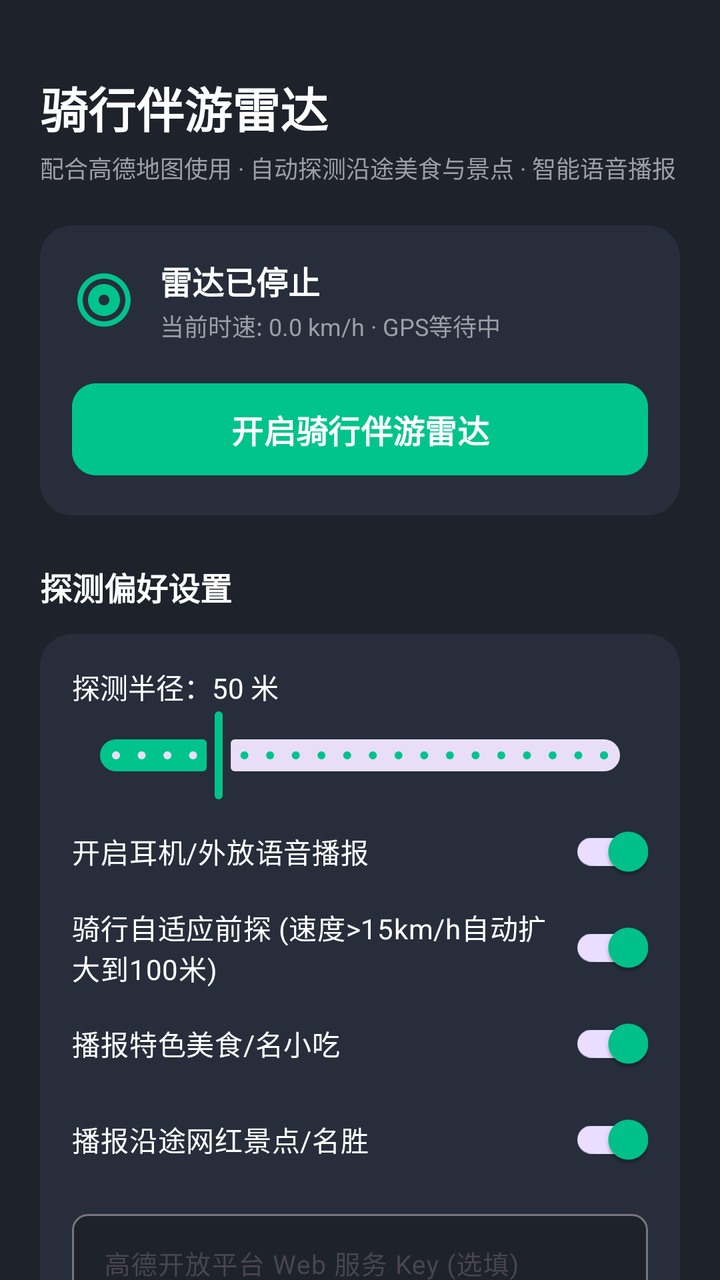
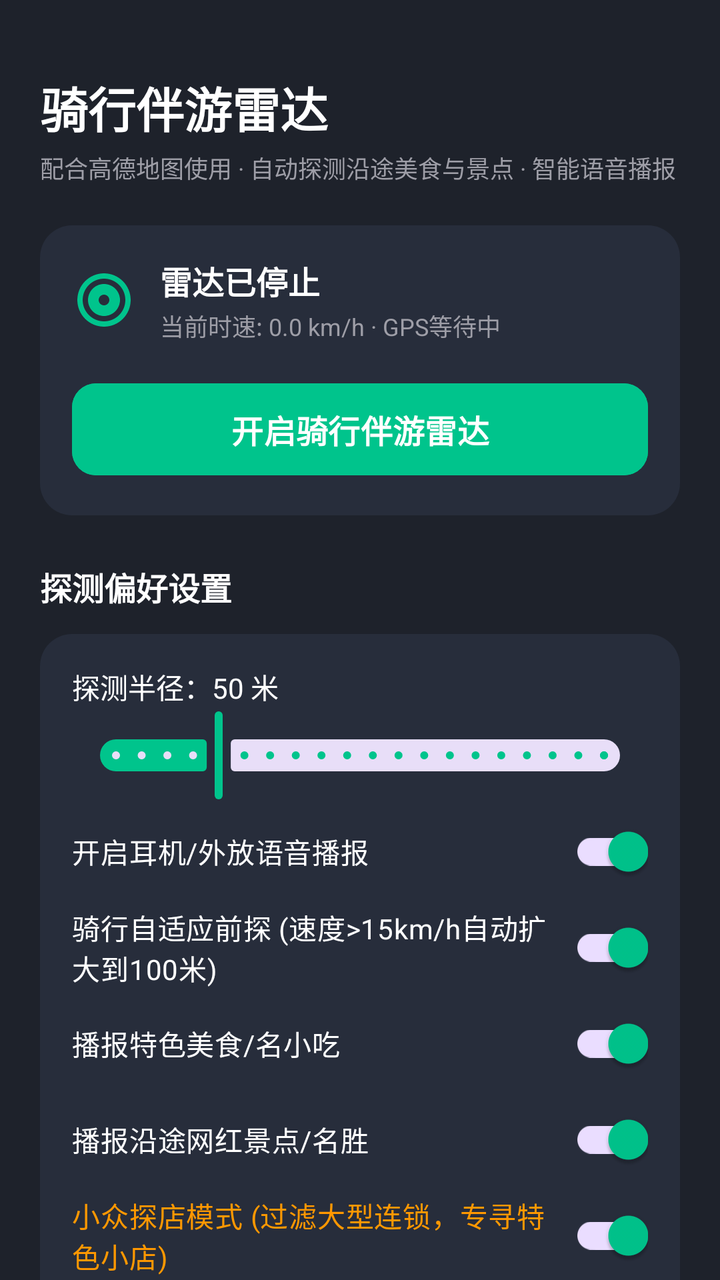

Screens rendered from an Android XML layout before and after an edit, with the pre-edit source and the edit as a unified diff.
<!-- AndroidManifest.xml: activity theme Theme.RideRadar -->
<!-- res/layout/activity_main.xml -->
<?xml version="1.0" encoding="utf-8"?>
<androidx.coordinatorlayout.widget.CoordinatorLayout xmlns:android="http://schemas.android.com/apk/res/android"
    xmlns:app="http://schemas.android.com/apk/res-auto"
    android:layout_width="match_parent"
    android:layout_height="match_parent"
    android:background="@color/surface_dark">

    <androidx.core.widget.NestedScrollView
        android:layout_width="match_parent"
        android:layout_height="match_parent"
        android:fillViewport="true">

        <LinearLayout
            android:layout_width="match_parent"
            android:layout_height="wrap_content"
            android:orientation="vertical"
            android:padding="20dp">

            
            <TextView
                android:layout_width="wrap_content"
                android:layout_height="wrap_content"
                android:layout_marginTop="16dp"
                android:text="骑行伴游雷达"
                android:textColor="@color/text_main"
                android:textSize="24sp"
                android:textStyle="bold" />

            <TextView
                android:layout_width="wrap_content"
                android:layout_height="wrap_content"
                android:layout_marginTop="4dp"
                android:text="配合高德地图使用 · 自动探测沿途美食与景点 · 智能语音播报"
                android:textColor="@color/text_sub"
                android:textSize="12sp" />

            
            <LinearLayout
                android:layout_width="match_parent"
                android:layout_height="wrap_content"
                android:layout_marginTop="20dp"
                android:background="@drawable/bg_rounded_card"
                android:orientation="vertical"
                android:padding="16dp">

                <LinearLayout
                    android:layout_width="match_parent"
                    android:layout_height="wrap_content"
                    android:gravity="center_vertical"
                    android:orientation="horizontal">

                    <ImageView
                        android:id="@+id/img_status_icon"
                        android:layout_width="32dp"
                        android:layout_height="32dp"
                        android:src="@drawable/ic_radar" />

                    <LinearLayout
                        android:layout_width="0dp"
                        android:layout_height="wrap_content"
                        android:layout_marginStart="12dp"
                        android:layout_weight="1"
                        android:orientation="vertical">

                        <TextView
                            android:id="@+id/tv_radar_status"
                            android:layout_width="wrap_content"
                            android:layout_height="wrap_content"
                            android:text="@string/radar_status_stopped"
                            android:textColor="@color/text_main"
                            android:textSize="16sp"
                            android:textStyle="bold" />

                        <TextView
                            android:id="@+id/tv_location_debug"
                            android:layout_width="wrap_content"
                            android:layout_height="wrap_content"
                            android:layout_marginTop="2dp"
                            android:text="当前时速: 0.0 km/h · GPS等待中"
                            android:textColor="@color/text_sub"
                            android:textSize="12sp" />
                    </LinearLayout>
                </LinearLayout>

                <com.google.android.material.button.MaterialButton
                    android:id="@+id/btn_toggle_radar"
                    android:layout_width="match_parent"
                    android:layout_height="54dp"
                    android:layout_marginTop="16dp"
                    android:backgroundTint="@color/primary"
                    android:text="@string/btn_start_radar"
                    android:textColor="#FFFFFF"
                    android:textSize="16sp"
                    android:textStyle="bold"
                    app:cornerRadius="12dp" />
            </LinearLayout>

            
            <TextView
                android:layout_width="wrap_content"
                android:layout_height="wrap_content"
                android:layout_marginTop="24dp"
                android:text="探测偏好设置"
                android:textColor="@color/text_main"
                android:textSize="16sp"
                android:textStyle="bold" />

            <LinearLayout
                android:layout_width="match_parent"
                android:layout_height="wrap_content"
                android:layout_marginTop="12dp"
                android:background="@drawable/bg_rounded_card"
                android:orientation="vertical"
                android:padding="16dp">

                
                <TextView
                    android:id="@+id/tv_radius_display"
                    android:layout_width="wrap_content"
                    android:layout_height="wrap_content"
                    android:text="探测半径：50 米"
                    android:textColor="@color/text_main"
                    android:textSize="14sp" />

                <com.google.android.material.slider.Slider
                    android:id="@+id/slider_radius"
                    android:layout_width="match_parent"
                    android:layout_height="wrap_content"
                    android:stepSize="10.0"
                    android:value="50.0"
                    android:valueFrom="10.0"
                    android:valueTo="200.0" />

                <com.google.android.material.switchmaterial.SwitchMaterial
                    android:id="@+id/switch_voice"
                    android:layout_width="match_parent"
                    android:layout_height="wrap_content"
                    android:checked="true"
                    android:text="开启耳机/外放语音播报"
                    android:textColor="@color/text_main" />

                <com.google.android.material.switchmaterial.SwitchMaterial
                    android:id="@+id/switch_adaptive_speed"
                    android:layout_width="match_parent"
                    android:layout_height="wrap_content"
                    android:checked="true"
                    android:text="骑行自适应前探 (速度>15km/h自动扩大到100米)"
                    android:textColor="@color/text_main" />

                <com.google.android.material.switchmaterial.SwitchMaterial
                    android:id="@+id/switch_filter_food"
                    android:layout_width="match_parent"
                    android:layout_height="wrap_content"
                    android:checked="true"
                    android:text="播报特色美食/名小吃"
                    android:textColor="@color/text_main" />

                <com.google.android.material.switchmaterial.SwitchMaterial
                    android:id="@+id/switch_filter_scenic"
                    android:layout_width="match_parent"
                    android:layout_height="wrap_content"
                    android:checked="true"
                    android:text="播报沿途网红景点/名胜"
                    android:textColor="@color/text_main" />

                
                <com.google.android.material.textfield.TextInputLayout
                    android:id="@+id/til_amap_key"
                    android:layout_width="match_parent"
                    android:layout_height="wrap_content"
                    android:layout_marginTop="8dp"
                    android:hint="高德开放平台 Web 服务 Key (选填)"
                    app:helperTextEnabled="true"
                    app:boxBackgroundColor="@color/surface_dark"
                    app:boxCornerRadiusBottomEnd="8dp"
                    app:boxCornerRadiusBottomStart="8dp"
                    app:boxCornerRadiusTopEnd="8dp"
                    app:boxCornerRadiusTopStart="8dp">

                    <com.google.android.material.textfield.TextInputEditText
                        android:id="@+id/et_amap_key"
                        android:layout_width="match_parent"
                        android:layout_height="wrap_content"
                        android:singleLine="true"
                        android:textColor="@color/text_main"
                        android:textSize="13sp" />
                </com.google.android.material.textfield.TextInputLayout>
            </LinearLayout>

            
            <TextView
                android:layout_width="wrap_content"
                android:layout_height="wrap_content"
                android:layout_marginTop="24dp"
                android:text="沿途发现的精彩地点 (历史流)"
                android:textColor="@color/text_main"
                android:textSize="16sp"
                android:textStyle="bold" />

            <LinearLayout
                android:id="@+id/layout_poi_list"
                android:layout_width="match_parent"
                android:layout_height="wrap_content"
                android:layout_marginTop="12dp"
                android:orientation="vertical" />
        </LinearLayout>
    </androidx.core.widget.NestedScrollView>

</androidx.coordinatorlayout.widget.CoordinatorLayout>
<!-- resources referenced by this layout -->
<resources>
  <color name="primary">#00C48C</color>
  <color name="surface_dark">#1E222B</color>
  <color name="text_main">#FFFFFF</color>
  <color name="text_sub">#9E9EA7</color>
  <!-- drawable bg_rounded_card (drawable) -->
  <?xml version="1.0" encoding="utf-8"?>
  <shape xmlns:android="http://schemas.android.com/apk/res/android"
      android:shape="rectangle">
      <corners android:radius="16dp" />
      <solid android:color="@color/surface_card" />
  </shape>
  <!-- drawable ic_radar (drawable) -->
  <vector xmlns:android="http://schemas.android.com/apk/res/android"
      android:width="24dp"
      android:height="24dp"
      android:viewportWidth="24"
      android:viewportHeight="24">
      <path
          android:fillColor="#00C48C"
          android:pathData="M12,2C6.48,2 2,6.48 2,12s4.48,10 10,10 10,-4.48 10,-10S17.52,2 12,2zM12,20c-4.42,0 -8,-3.58 -8,-8s3.58,-8 8,-8 8,3.58 8,8 -3.58,8 -8,8zM12,6c-3.31,0 -6,2.69 -6,6s2.69,6 6,6 6,-2.69 6,-6 -2.69,-6 -6,-6zM12,14c-1.1,0 -2,-0.9 -2,-2s0.9,-2 2,-2 2,0.9 2,2 -0.9,2 -2,2z"/>
  </vector>
  <string name="btn_start_radar">开启骑行伴游雷达</string>
  <string name="radar_status_stopped">雷达已停止</string>
  <style name="Theme.RideRadar" parent="Theme.Material3.DayNight.NoActionBar">
          <item name="colorPrimary">@color/primary</item>
          <item name="colorPrimaryDark">@color/primary_dark</item>
          <item name="colorAccent">@color/accent</item>
          <item name="android:statusBarColor">@color/surface_dark</item>
          <item name="android:windowBackground">@color/surface_dark</item>
      </style>
  <color name="surface_card">#272D3B</color>
  <color name="primary_dark">#009A6C</color>
  <color name="accent">#FF9800</color>
</resources>

<!-- the commit's change to res/layout/activity_main.xml (unified diff, before → after) -->
@@ -163,6 +163,14 @@
                     android:text="播报沿途网红景点/名胜"
                     android:textColor="@color/text_main" />
 
+                <com.google.android.material.switchmaterial.SwitchMaterial
+                    android:id="@+id/switch_niche_mode"
+                    android:layout_width="match_parent"
+                    android:layout_height="wrap_content"
+                    android:checked="true"
+                    android:text="小众探店模式 (过滤大型连锁，专寻特色小店)"
+                    android:textColor="@color/accent" />
+
                 
                 <com.google.android.material.textfield.TextInputLayout
                     android:id="@+id/til_amap_key"
